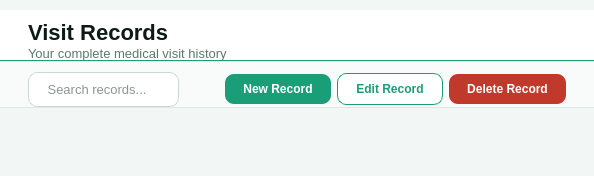
The window that src/ui/page_records.ui (shasheenahdeeneillelumasag/CCC151---Group-Project) describes before a commit, drawn with Qt 5.
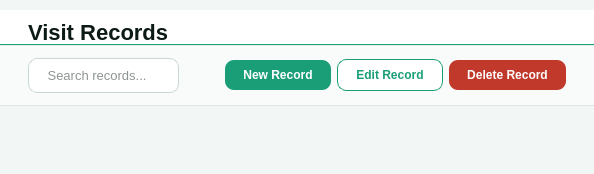
The same window after the commit.

Commit message: Remove header subtitles, increase toolbar to 64px with equal margins

```diff
--- a/src/ui/page_records.ui
+++ b/src/ui/page_records.ui
@@ -23,7 +23,6 @@
        <layout class="QHBoxLayout"><property name="leftMargin"><number>28</number></property><property name="topMargin"><number>10</number></property><property name="rightMargin"><number>28</number></property><property name="bottomMargin"><number>0</number></property>
         <item><layout class="QVBoxLayout"><property name="spacing"><number>1</number></property>
          <item><widget class="QLabel"><property name="text"><string>Visit Records</string></property><property name="styleSheet"><string>QLabel { font-size: 22px; font-weight: bold; color: #0D1B16; }</string></property></widget></item>
-         <item><widget class="QLabel"><property name="text"><string>Your complete medical visit history</string></property><property name="styleSheet"><string>QLabel { font-size: 13px; color: #5A7A6A; }</string></property></widget></item>
         </layout></item>
        </layout>
       </widget>
@@ -37,9 +36,9 @@
        <property name="maximumHeight"><number>56</number></property>
       <layout class="QHBoxLayout">
         <property name="leftMargin"><number>28</number></property>
-        <property name="topMargin"><number>10</number></property>
+         <property name="topMargin"><number>12</number></property>
         <property name="rightMargin"><number>28</number></property>
-        <property name="bottomMargin"><number>0</number></property>
+         <property name="bottomMargin"><number>12</number></property>
         <item>
          <widget class="QLineEdit" name="searchInput">
           <property name="placeholderText"><string> Search records...</string></property>
```
Left out of the diff: 4 changed lines with no effect on the pictures. Lines whose indentation alone changed are shown as unchanged. The commit also changes 6 other files.
